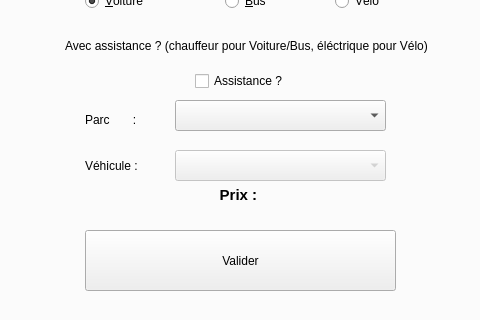
Before: the Qt Designer form ProjetCPOA/mainwindow.ui in simonh88/projetL3, drawn with Qt 5; both pictures show x 197 to 677 and y 303 to 623 of the 894 by 623 pixel window.
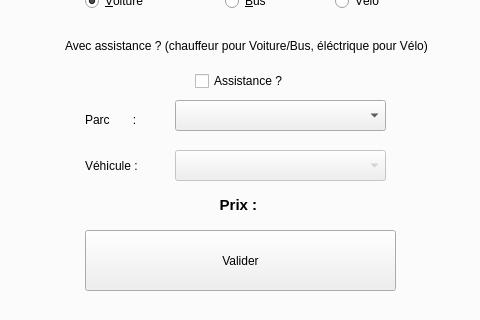
After: the same form once the commit is applied.

Diff of the .ui file:
```diff
--- a/ProjetCPOA/mainwindow.ui
+++ b/ProjetCPOA/mainwindow.ui
@@ -1156,7 +1156,7 @@
       <property name="geometry">
        <rect>
         <x>280</x>
-        <y>460</y>
+        <y>470</y>
         <width>311</width>
         <height>31</height>
        </rect>
```
